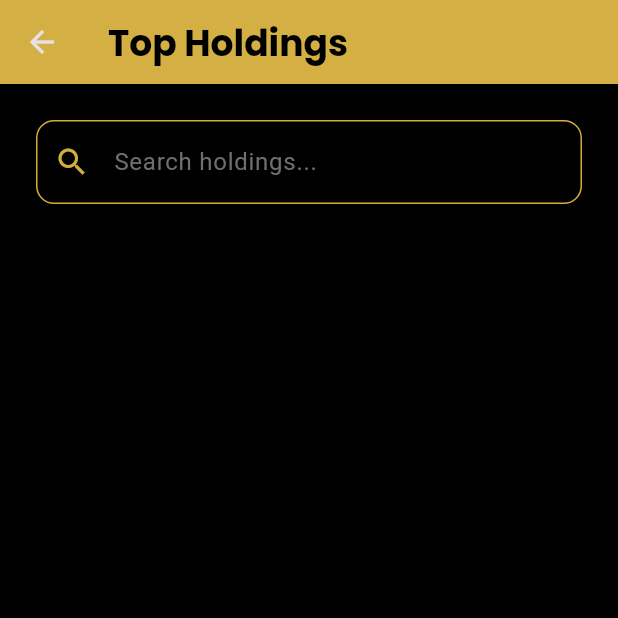
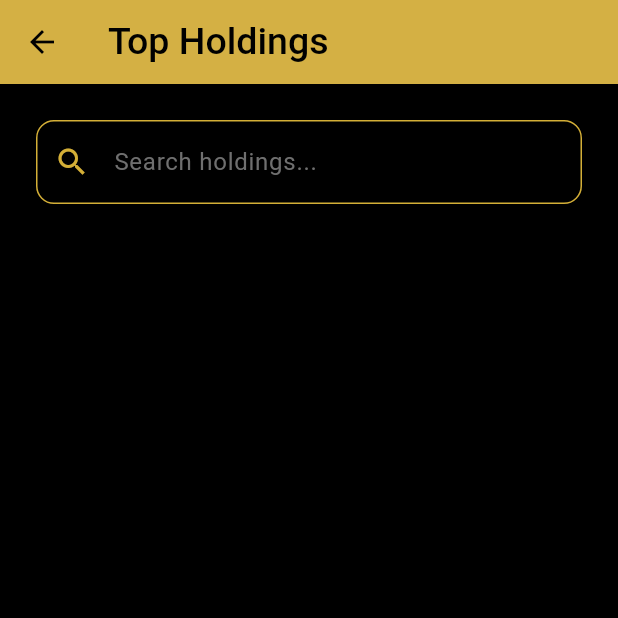
Before and after one commit to Debdaru07/capricon_test, a Flutter app: the StockHoldingsListing screen opened directly with empty values, on a phone screen of 412 x 824 dp, the top half of it. Run offline on Flutter 3.47's test engine with Material 3 defaults, Android fonts, the phone set to English and light mode, and no system bars; our stand-ins replace dio, flutter_riverpod, google_fonts.

Commit message:
appbar stylings improvised.

```diff
--- a/lib/view/stock_holdings/stock_holdings_listing.dart
+++ b/lib/view/stock_holdings/stock_holdings_listing.dart
@@ -44,13 +44,16 @@ class _StockHoldingsListingState extends ConsumerState<StockHoldingsListing> {
         appBar: AppBar(
           title: Text(
             'Top Holdings',
-            style: AppConstants.headlineFont.copyWith(
-              fontSize: 24,
+            style: AppConstants.linkFont.copyWith(
+              fontSize: 25,
               color: AppConstants.primaryBackground,
             ),
           ),
           backgroundColor: AppConstants.accentGold,
           elevation: 2,
+          iconTheme: IconThemeData(
+            color: Colors.black, // Set the back button color to black
+          )
         ),
         body: Padding(
           padding: const EdgeInsets.all(AppConstants.paddingLarge),
```
Also changed, not shown: lib/view/stock_holdings/stock_holdings_details.dart (+5 -2 lines).
